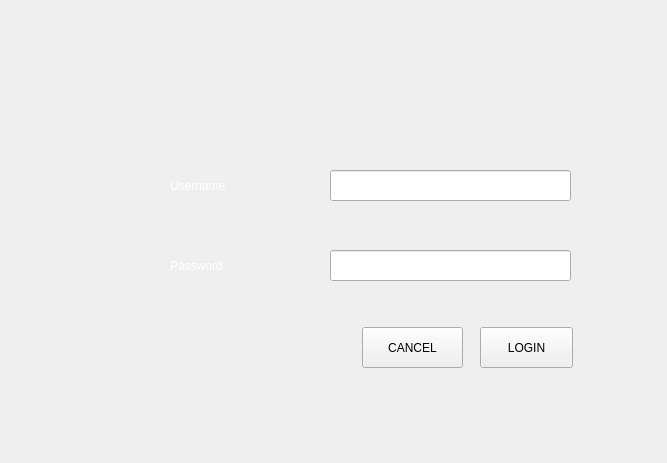
Old version of the form minibus-route-native-application/ui/loginform.ui in the repository nkszLedger/minibus-route-native-application.
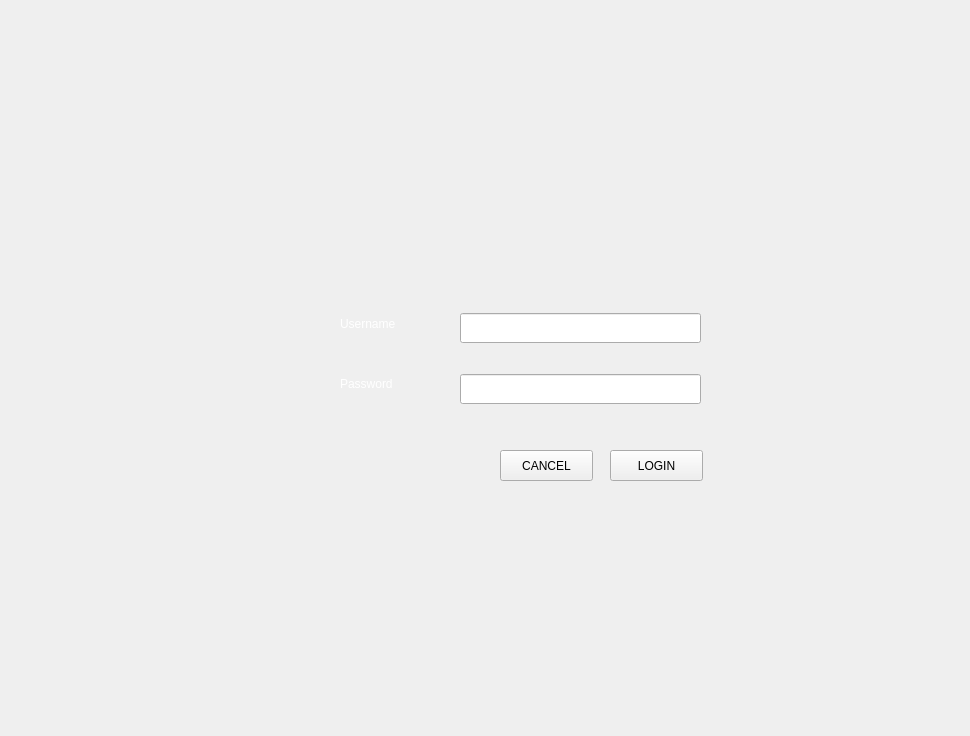
New version of the form. Icons and pictures are not drawn.

```diff
--- a/minibus-route-native-application/ui/loginform.ui
+++ b/minibus-route-native-application/ui/loginform.ui
@@ -6,60 +6,23 @@
    <rect>
     <x>0</x>
     <y>0</y>
-    <width>667</width>
-    <height>463</height>
+    <width>970</width>
+    <height>736</height>
    </rect>
   </property>
   <property name="windowTitle">
    <string>Form</string>
   </property>
-  <widget class="QPushButton" name="LoginPushButton">
-   <property name="geometry">
-    <rect>
-     <x>480</x>
-     <y>327</y>
-     <width>93</width>
-     <height>41</height>
-    </rect>
-   </property>
-   <property name="text">
-    <string>LOGIN</string>
-   </property>
-  </widget>
-  <widget class="QLineEdit" name="UsernameLineEdit">
-   <property name="geometry">
-    <rect>
-     <x>330</x>
-     <y>170</y>
-     <width>241</width>
-     <height>31</height>
-    </rect>
-   </property>
-  </widget>
-  <widget class="QLabel" name="PasswordLabel">
-   <property name="geometry">
-    <rect>
-     <x>170</x>
-     <y>250</y>
-     <width>101</width>
-     <height>31</height>
-    </rect>
-   </property>
-   <property name="styleSheet">
-    <string notr="true">color: rgb(255, 255, 255);
-font: 75 10pt &quot;MS Shell Dlg 2&quot;;</string>
-   </property>
-   <property name="text">
-    <string>Password</string>
-   </property>
-  </widget>
+  <property name="styleSheet">
+   <string notr="true">border-color: rgb(255, 255, 255);</string>
+  </property>
   <widget class="QLabel" name="LogoLabel">
    <property name="geometry">
     <rect>
-     <x>290</x>
-     <y>60</y>
-     <width>91</width>
-     <height>61</height>
+     <x>430</x>
+     <y>183</y>
+     <width>131</width>
+     <height>91</height>
     </rect>
    </property>
    <property name="styleSheet">
@@ -69,44 +32,96 @@
     <string/>
    </property>
   </widget>
-  <widget class="QLabel" name="UserNameLabel">
-   <property name="geometry">
-    <rect>
-     <x>170</x>
-     <y>170</y>
-     <width>101</width>
-     <height>31</height>
-    </rect>
-   </property>
-   <property name="styleSheet">
-    <string notr="true">color: rgb(255, 255, 255);
-font: 75 10pt &quot;MS Shell Dlg 2&quot;;</string>
-   </property>
-   <property name="text">
-    <string>Username </string>
-   </property>
-  </widget>
   <widget class="QPushButton" name="CancelPushButton">
    <property name="geometry">
     <rect>
-     <x>362</x>
-     <y>327</y>
-     <width>101</width>
-     <height>41</height>
+     <x>500</x>
+     <y>450</y>
+     <width>93</width>
+     <height>31</height>
     </rect>
    </property>
    <property name="text">
     <string>CANCEL</string>
    </property>
   </widget>
+  <widget class="QPushButton" name="LoginPushButton">
+   <property name="geometry">
+    <rect>
+     <x>610</x>
+     <y>450</y>
+     <width>93</width>
+     <height>31</height>
+    </rect>
+   </property>
+   <property name="text">
+    <string>LOGIN</string>
+   </property>
+  </widget>
+  <widget class="QLabel" name="PasswordLabel">
+   <property name="geometry">
+    <rect>
+     <x>340</x>
+     <y>373</y>
+     <width>71</width>
+     <height>21</height>
+    </rect>
+   </property>
+   <property name="styleSheet">
+    <string notr="true">color: rgb(255, 255, 255);
+font: 75 10pt &quot;MS Shell Dlg 2&quot;;</string>
+   </property>
+   <property name="text">
+    <string>Password</string>
+   </property>
+  </widget>
   <widget class="QLineEdit" name="PasswordLineEdit">
    <property name="geometry">
     <rect>
-     <x>330</x>
-     <y>250</y>
+     <x>460</x>
+     <y>374</y>
      <width>241</width>
-     <height>31</height>
+     <height>30</height>
     </rect>
+   </property>
+   <property name="maximumSize">
+    <size>
+     <width>300</width>
+     <height>30</height>
+    </size>
+   </property>
+  </widget>
+  <widget class="QLineEdit" name="UsernameLineEdit">
+   <property name="geometry">
+    <rect>
+     <x>460</x>
+     <y>313</y>
+     <width>241</width>
+     <height>30</height>
+    </rect>
+   </property>
+   <property name="maximumSize">
+    <size>
+     <width>300</width>
+     <height>30</height>
+    </size>
+   </property>
+  </widget>
+  <widget class="QLabel" name="UserNameLabel">
+   <property name="geometry">
+    <rect>
+     <x>340</x>
+     <y>313</y>
+     <width>81</width>
+     <height>21</height>
+    </rect>
+   </property>
+   <property name="styleSheet">
+    <string notr="true">color: rgb(255, 255, 255);
+font: 75 10pt &quot;MS Shell Dlg 2&quot;;</string>
+   </property>
+   <property name="text">
+    <string>Username </string>
    </property>
   </widget>
  </widget>
```
